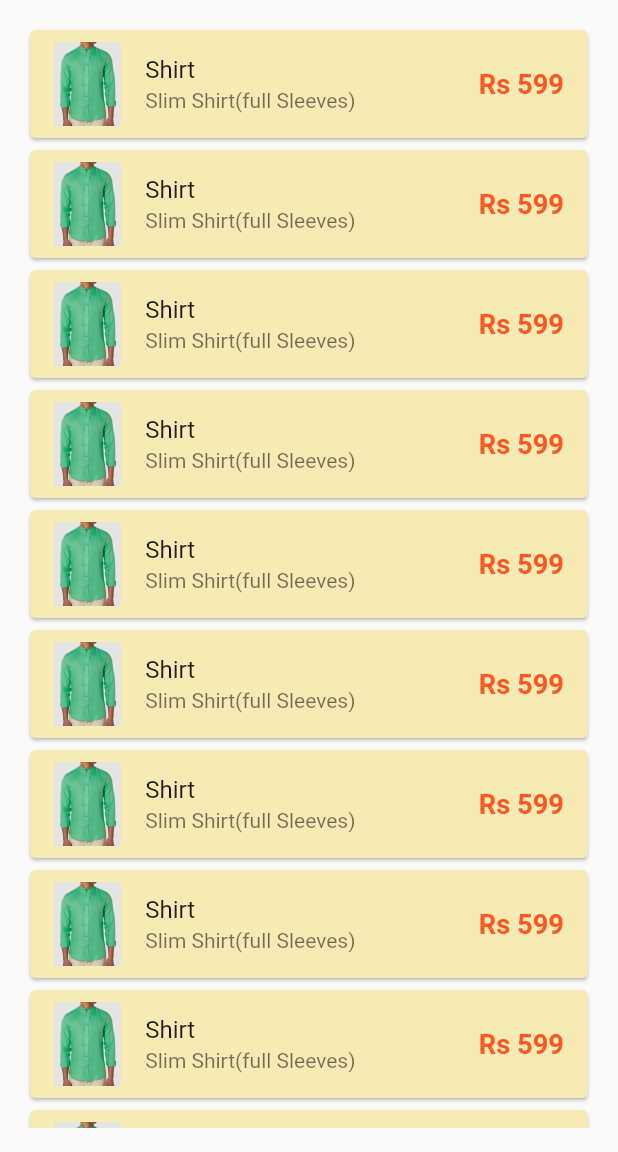
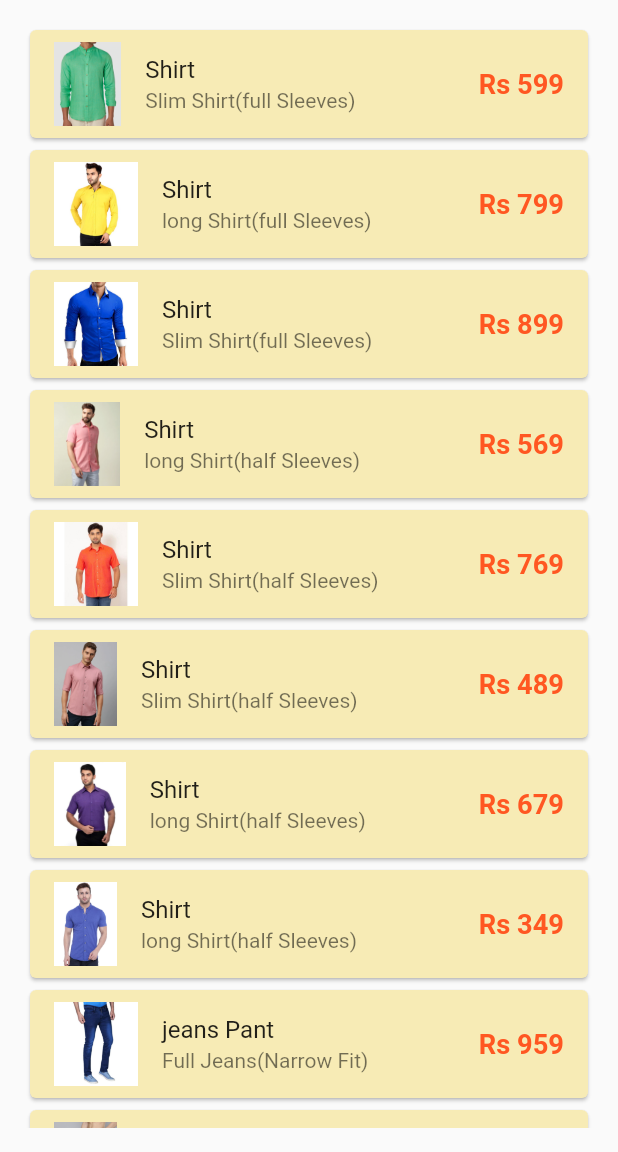
Before and after one commit to Dinesh-choudhary-Wow/Flutter_1st_Project, a Flutter app: the screen it shows after launch, on a phone screen of 412 x 824 dp, the part 84-1236 px from its top. Run offline on Flutter 3.47's test engine with Material 2 defaults, Android fonts, the phone set to English and light mode, and no system bars.

Commit message:
level 11 completed most complicated cleared error of stackoverflow and learnt dart data class generator.

```diff
--- a/lib/main.dart
+++ b/lib/main.dart
@@ -4,7 +4,6 @@
 
 import 'screens/home_page.dart';
 import 'screens/login_page.dart';
-import 'package:google_fonts/google_fonts.dart';
 
 void main() {
   runApp(const MyApp());
--- a/lib/models/catalog.dart
+++ b/lib/models/catalog.dart
@@ -1,13 +1,8 @@
-class CatelogModel {
-  static final items = [
-    Item(
-        id: 1,
-        name: "Shirt",
-        desc: "Slim Shirt(full Sleeves)",
-        price: 599,
-        color: "green",
-        image: "assets/images/shirt01.jpg")
-  ];
+import 'dart:convert';
+
+class CatalogModel {
+  // ignore: prefer_typing_uninitialized_variables
+  static var items;
 }
 
 class Item {
@@ -18,11 +13,84 @@
   final String color;
   final String image;
 
-  Item(
-      {required this.id,
-      required this.name,
-      required this.desc,
-      required this.price,
-      required this.color,
-      required this.image});
+  Item({
+    required this.id,
+    required this.name,
+    required this.desc,
+    required this.price,
+    required this.color,
+    required this.image,
+  });
+
+  Item copyWith({
+    int? id,
+    String? name,
+    String? desc,
+    num? price,
+    String? color,
+    String? image,
+  }) {
+    return Item(
+      id: id ?? this.id,
+      name: name ?? this.name,
+      desc: desc ?? this.desc,
+      price: price ?? this.price,
+      color: color ?? this.color,
+      image: image ?? this.image,
+    );
+  }
+
+  Map<String, dynamic> toMap() {
+    return {
+      'id': id,
+      'name': name,
+      'desc': desc,
+      'price': price,
+      'color': color,
+      'image': image,
+    };
+  }
+
+  factory Item.fromMap(Map<String, dynamic> map) {
+    return Item(
+      id: map['id'],
+      name: map['name'],
+      desc: map['desc'],
+      price: map['price'],
+      color: map['color'],
+      image: map['image'],
+    );
+  }
+
+  String toJson() => json.encode(toMap());
+
+  factory Item.fromJson(String source) => Item.fromMap(json.decode(source));
+
+  @override
+  String toString() {
+    return 'Item(id: $id, name: $name, desc: $desc, price: $price, color: $color, image: $image)';
+  }
+
+  @override
+  bool operator ==(Object other) {
+    if (identical(this, other)) return true;
+
+    return other is Item &&
+        other.id == id &&
+        other.name == name &&
+        other.desc == desc &&
+        other.price == price &&
+        other.color == color &&
+        other.image == image;
+  }
+
+  @override
+  int get hashCode {
+    return id.hashCode ^
+        name.hashCode ^
+        desc.hashCode ^
+        price.hashCode ^
+        color.hashCode ^
+        image.hashCode;
+  }
 }
--- a/lib/screens/home_page.dart
+++ b/lib/screens/home_page.dart
@@ -1,34 +1,62 @@
 import 'package:flutter/material.dart';
+import 'package:flutter/services.dart';
 import 'package:flutter_newp/models/catalog.dart';
 import 'package:flutter_newp/widgets/drawer.dart';
+import 'dart:convert';
 import 'package:flutter_newp/widgets/item_widget.dart';
 
-class HomePage extends StatelessWidget {
+class HomePage extends StatefulWidget {
   const HomePage({Key? key}) : super(key: key);
 
   @override
+  _HomePageState createState() => _HomePageState();
+}
+
+class _HomePageState extends State<HomePage> {
+  // ignore: non_constant_identifier_names
+  final String ShopIntro = "Welcome to New1 Mathaji textiles";
+  @override
+  void initState() {
+    // ignore: todo
+    // TODO: implement initState
+    super.initState();
+    loadData();
+  }
+
+  loadData() async {
+    await Future.delayed(const Duration(seconds: 2));
+    final catalogJson =
+        await rootBundle.loadString("assets/files/catalog.json");
+    final decodedData = jsonDecode(catalogJson);
+    var productsData = decodedData["products"];
+    CatalogModel.items = List.from(productsData)
+        .map<Item>((item) => Item.fromMap(item))
+        .toList();
+    setState(() {});
+  }
+
+  @override
   Widget build(BuildContext context) {
-    final dummyList = List.generate(20, (index) => CatelogModel.items[0]);
-    const String ShopIntro = "Welcome to New1 Mathaji textiles";
-
     return Scaffold(
       appBar: AppBar(
-        title: Text(
+        title: const Text(
           "Collections",
         ),
       ),
       body: Padding(
         padding: const EdgeInsets.all(16.0),
-        child: ListView.builder(
-          itemCount: dummyList.length,
-          itemBuilder: (context, index) {
-            return ItemWidget(
-              item: dummyList[index],
-            );
-          },
-        ),
+        child: (CatalogModel.items != null && CatalogModel.items.isNotEmpty)
+            ? ListView.builder(
+                itemCount: CatalogModel.items.length,
+                itemBuilder: (context, index) => ItemWidget(
+                  item: CatalogModel.items[index],
+                ),
+              )
+            : const Center(
+                child: CircularProgressIndicator(),
+              ),
       ),
-      drawer: MyDrawer(),
+      drawer: const MyDrawer(),
     );
   }
 }
--- a/lib/widgets/drawer.dart
+++ b/lib/widgets/drawer.dart
@@ -4,13 +4,12 @@
   const MyDrawer({Key? key}) : super(key: key);
   @override
   Widget build(BuildContext context) {
-    final imageUrl = "";
     return Drawer(
       child: Container(
         color: Colors.deepOrange,
         child: ListView(
           padding: EdgeInsets.zero,
-          children: [
+          children: const [
             DrawerHeader(
               padding: EdgeInsets.zero,
               child: UserAccountsDrawerHeader(
--- a/lib/widgets/item_widget.dart
+++ b/lib/widgets/item_widget.dart
@@ -1,31 +1,28 @@
 import 'package:flutter/material.dart';
-import 'package:flutter/services.dart';
 
 import '../models/catalog.dart';
 
 class ItemWidget extends StatelessWidget {
   final Item item;
 
-  const ItemWidget({Key? key, required this.item})
-      : assert(item != null),
-        super(key: key);
+  const ItemWidget({Key? key, required this.item}) : super(key: key);
 
   @override
   Widget build(BuildContext context) {
     return Card(
-      color: Color.fromARGB(255, 247, 235, 181),
+      color: const Color.fromARGB(255, 247, 235, 181),
       child: ListTile(
         onTap: () {
-          print("${item.name} pressed");
+          // print("${item.name} pressed");
         },
         leading: Image.asset(item.image),
         title: Text(item.name),
         subtitle: Text(item.desc),
         trailing: Text(
-          "\Rs ${item.price}",
+          "Rs ${item.price}",
           textScaleFactor: 1.3,
-          style:
-              TextStyle(color: Colors.deepOrange, fontWeight: FontWeight.bold),
+          style: const TextStyle(
+              color: Colors.deepOrange, fontWeight: FontWeight.bold),
         ),
       ),
     );
--- a/lib/widgets/themes.dart
+++ b/lib/widgets/themes.dart
@@ -7,7 +7,7 @@
       appBarTheme: AppBarTheme(
         color: Colors.white,
         elevation: 0.0,
-        iconTheme: IconThemeData(color: Colors.black),
+        iconTheme: const IconThemeData(color: Colors.black),
         toolbarTextStyle: Theme.of(context).textTheme.bodyText2,
         titleTextStyle: Theme.of(context).textTheme.headline6,
       ));
@@ -17,7 +17,7 @@
       appBarTheme: AppBarTheme(
         color: Colors.white,
         elevation: 0.0,
-        iconTheme: IconThemeData(color: Colors.black),
+        iconTheme: const IconThemeData(color: Colors.black),
         toolbarTextStyle: Theme.of(context).textTheme.bodyText2,
         titleTextStyle: Theme.of(context).textTheme.headline6,
       ));
--- a/pubspec.yaml
+++ b/pubspec.yaml
@@ -59,6 +59,7 @@
   # To add assets to your application, add an assets section, like this:
   assets:
     - assets/images/
+    - assets/files/
   #   - images/a_dot_ham.jpeg
 
   # An image asset can refer to one or more resolution-specific "variants", see
```
Also changed, not shown: assets/files/catalog.json (renamed from catalog.json, +11 -19 lines), lib/screens/login_page.dart (+11 -10 lines), assets/images/jeans11.jpg (renamed from assets/images/jeans03.jpg).
